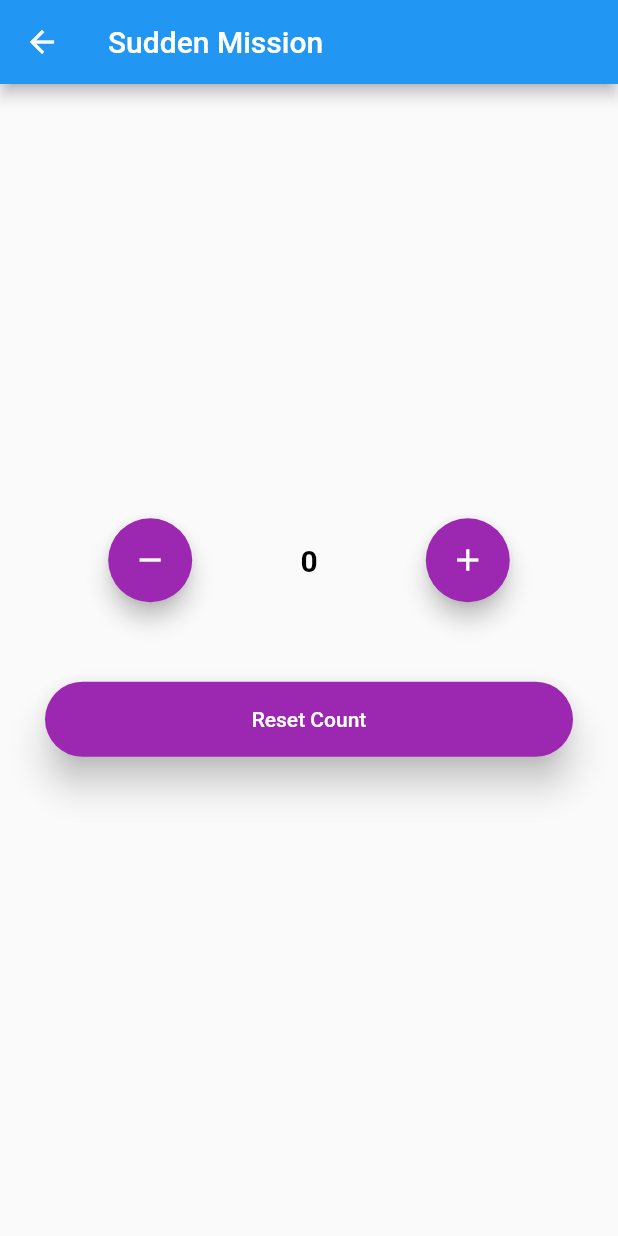
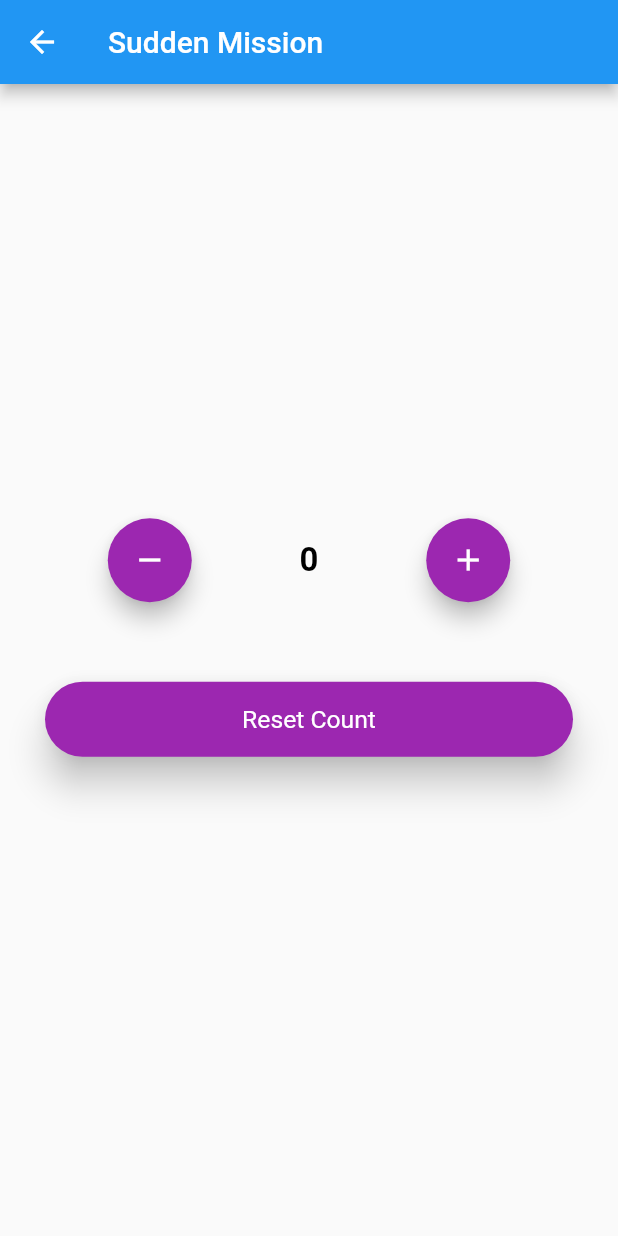
Before and after one commit to MulderPu/psychic-fortnight, a Flutter app: the screen it shows after launch, item 3 of the bottom bar chosen, after a tap on "Sudden Mission", on a phone screen of 412 x 824 dp. Run offline on Flutter 3.47's test engine with Material 2 defaults, Android fonts, the light colour scheme and no system bars; our stand-ins replace bloc, flutter_bloc, persistent_bottom_nav_bar, shared_preferences, sizer.

Commit message:
Added keys to utils file and font sizer to constant

```diff
--- a/lib/main.dart
+++ b/lib/main.dart
@@ -1,5 +1,6 @@
 import 'package:flutter/material.dart';
 import 'package:genshin_calculator/views/homeView.dart';
+import 'package:sizer/sizer.dart';
 
 import 'utils/blocObserver.dart';
 
@@ -12,6 +13,11 @@ class MyApp extends StatelessWidget {
   // This widget is the root of your application.
   @override
   Widget build(BuildContext context) {
+    return LayoutBuilder(
+      builder: (BuildContext context, BoxConstraints constraints) {
+        return OrientationBuilder(
+          builder: (BuildContext context, Orientation orientation) {
+            SizerUtil().init(constraints, orientation); //initialize SizerUtil
             return MaterialApp(
               title: 'Home',
               theme: ThemeData(
@@ -21,5 +27,9 @@ class MyApp extends StatelessWidget {
                 title: "Genshin Calculator",
               ),
             );
+          },
+        );
+      },
+    );
   }
 }
--- /dev/null
+++ b/lib/utils/constant.dart
@@ -0,0 +1,4 @@
+const double FONT_BODY = 10.0;
+const double FONT_LABEL = 12.0;
+const double FONT_BUTTON = 12.0;
+const double FONT_LARGE = 16.0;
--- /dev/null
+++ b/lib/utils/keys.dart
@@ -0,0 +1,5 @@
+class ResinTimePageKeys {
+  static const RESIN_FIELD = "resin_field";
+  static const RESIN_NEEDED_FIELD = "resin_needed_field";
+  static const CALCULATE_BUTTON = "calculate_button";
+}
--- a/lib/views/suddenMissionView.dart
+++ b/lib/views/suddenMissionView.dart
@@ -1,7 +1,9 @@
 import 'package:flutter/material.dart';
 import 'package:flutter_bloc/flutter_bloc.dart';
 import 'package:genshin_calculator/cubit/suddenmission_cubit.dart';
+import 'package:genshin_calculator/utils/constant.dart';
 import 'package:shared_preferences/shared_preferences.dart';
+import 'package:sizer/sizer.dart';
 
 class SuddenMissionView extends StatefulWidget {
   SuddenMissionView({Key key}) : super(key: key);
@@ -83,7 +85,7 @@ class _SuddenMissionViewState extends State<SuddenMissionView> {
                       style: TextStyle(
                         color: Colors.black,
                         fontWeight: FontWeight.bold,
-                        fontSize: 20,
+                        fontSize: FONT_LARGE.sp,
                       ),
                     ),
                     suddenMissionCount != 10
@@ -133,6 +135,7 @@ class _SuddenMissionViewState extends State<SuddenMissionView> {
                         context.read<SuddenmissionCubit>().resetView();
                       },
                       style: ElevatedButton.styleFrom(
+                        textStyle: TextStyle(fontSize: FONT_BUTTON.sp),
                         onPrimary: Colors.white,
                         primary: Colors.purple,
                         onSurface: Colors.grey,
--- a/lib/views/toolView.dart
+++ b/lib/views/toolView.dart
@@ -1,8 +1,10 @@
 import 'package:flutter/cupertino.dart';
 import 'package:flutter/material.dart';
+import 'package:genshin_calculator/utils/constant.dart';
 import 'package:genshin_calculator/views/resinTimeView.dart';
 import 'package:genshin_calculator/views/suddenMissionView.dart';
 import 'package:persistent_bottom_nav_bar/persistent-tab-view.dart';
+import 'package:sizer/sizer.dart';
 
 class ToolView extends StatefulWidget {
   ToolView({Key key}) : super(key: key);
@@ -38,6 +40,7 @@ class _ToolViewState extends State<ToolView> {
                     );
                   },
                   style: ElevatedButton.styleFrom(
+                    textStyle: TextStyle(fontSize: FONT_BUTTON.sp),
                     onPrimary: Colors.white,
                     primary: Colors.purple,
                     onSurface: Colors.grey,
@@ -63,6 +66,7 @@ class _ToolViewState extends State<ToolView> {
                     );
                   },
                   style: ElevatedButton.styleFrom(
+                    textStyle: TextStyle(fontSize: FONT_BUTTON.sp),
                     onPrimary: Colors.white,
                     primary: Colors.purple,
                     onSurface: Colors.grey,
--- a/pubspec.yaml
+++ b/pubspec.yaml
@@ -20,6 +20,7 @@ dependencies:
   flutter_bloc: ^6.1.3
   shared_preferences: ^2.0.4
   persistent_bottom_nav_bar: ^3.2.0
+  sizer: ^1.1.8
 
 dev_dependencies:
   flutter_driver:
```
Also changed, not shown: lib/views/resinTimeView.dart (+13 -7 lines), pubspec.lock, 2 other files. Lines whose indentation alone changed are shown as unchanged.
